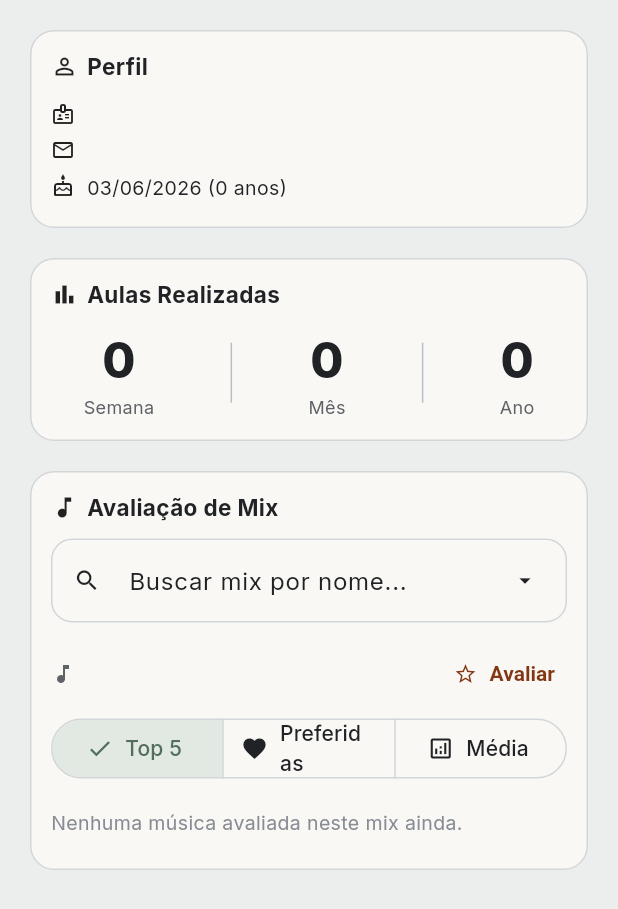
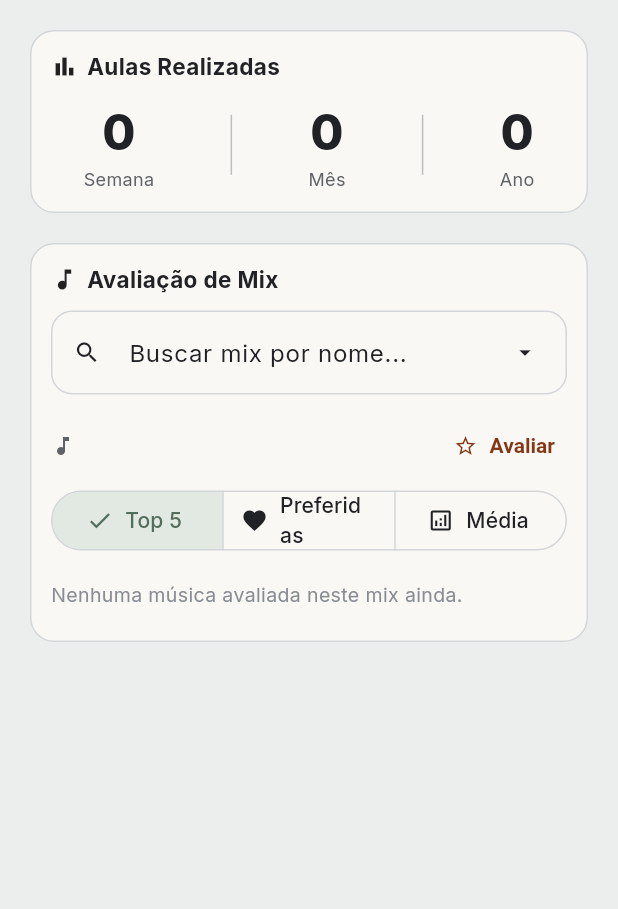
Before and after one commit to heliokamakawa/spin_flow_pt_br, a Flutter app: the _AbaPainelAluno widget shown alone on an empty page, opened directly with empty values, on a phone screen of 412 x 824 dp. Shown: the top 909 px of the screen. Run offline on Flutter 3.47's test engine with Material 3 defaults, Android fonts, the phone set to English and light mode, and no system bars; our stand-ins replace get_it, google_fonts, sqflite, sqflite_common_ffi, sqflite_common_ffi_web; accounts and stored records are empty.

Commit message:
Painel do aluno: remove seção Perfil
Seção Perfil removida para dar mais espaço às seções
Aulas Realizadas e Avaliação de Mix.
Helpers _infoLinha e _formatarDataNascimento removidos junto.

Co-Authored-By: Claude Sonnet 4.6 <noreply@anthropic.com>

```diff
--- a/lib/view/tela_dashboard_checkin.dart
+++ b/lib/view/tela_dashboard_checkin.dart
@@ -347,51 +347,11 @@ class _AbaPainelAlunoState extends State<_AbaPainelAluno> {
   @override
   Widget build(BuildContext context) {
     final painel = widget.painel;
-    final aluno = painel.aluno;
     final cores = Theme.of(context).extension<CoresSemanticasApp>()!;
 
     return ListView(
       padding: const EdgeInsets.all(16),
       children: [
-        // ── Perfil ────────────────────────────────────────────────────────
-        _secao(
-          context,
-          icone: Icons.person_outline,
-          titulo: 'Perfil',
-          child: Column(
-            crossAxisAlignment: CrossAxisAlignment.start,
-            children: [
-              _infoLinha(Icons.badge_outlined, aluno.nome),
-              _infoLinha(Icons.email_outlined, aluno.email),
-              if (aluno.telefone.isNotEmpty)
-                _infoLinha(Icons.phone_outlined, aluno.telefone),
-              if (aluno.dataNascimento != null)
-                _infoLinha(
-                  Icons.cake_outlined,
-                  _formatarDataNascimento(aluno.dataNascimento!),
-                ),
-              if (aluno.instagram.isNotEmpty)
-                _infoLinha(Icons.camera_alt_outlined, '@${aluno.instagram}'),
-              if (aluno.tiktok.isNotEmpty)
-                _infoLinha(Icons.music_note_outlined, aluno.tiktok),
-              if (aluno.facebook.isNotEmpty)
-                _infoLinha(Icons.people_outline, aluno.facebook),
-              if (aluno.observacoes.isNotEmpty) ...[
-                const SizedBox(height: 8),
-                Text(
-                  aluno.observacoes,
-                  style: TextStyle(
-                    fontSize: 12,
-                    color: cores.textoSuave,
-                    fontStyle: FontStyle.italic,
-                  ),
-                ),
-              ],
-            ],
-          ),
-        ),
-        const SizedBox(height: 12),
-
         // ── Participação ──────────────────────────────────────────────────
         _secao(
           context,
@@ -784,32 +744,6 @@ class _AbaPainelAlunoState extends State<_AbaPainelAluno> {
   Widget _divisorVertical() =>
       const SizedBox(height: 40, child: VerticalDivider());
 
-  Widget _infoLinha(IconData icone, String texto) {
-    return Padding(
-      padding: const EdgeInsets.symmetric(vertical: 3),
-      child: Row(
-        crossAxisAlignment: CrossAxisAlignment.start,
-        children: [
-          Icon(icone, size: 16),
-          const SizedBox(width: 8),
-          Expanded(child: Text(texto, style: const TextStyle(fontSize: 13))),
-        ],
-      ),
-    );
-  }
-
-  String _formatarDataNascimento(DateTime data) {
-    final hoje = DateTime.now();
-    final idade = hoje.year -
-        data.year -
-        ((hoje.month < data.month ||
-                (hoje.month == data.month && hoje.day < data.day))
-            ? 1
-            : 0);
-    final dia = data.day.toString().padLeft(2, '0');
-    final mes = data.month.toString().padLeft(2, '0');
-    return '$dia/$mes/${data.year} ($idade anos)';
-  }
 }
 
 // ── Card Check-in ─────────────────────────────────────────────────────────────
```
